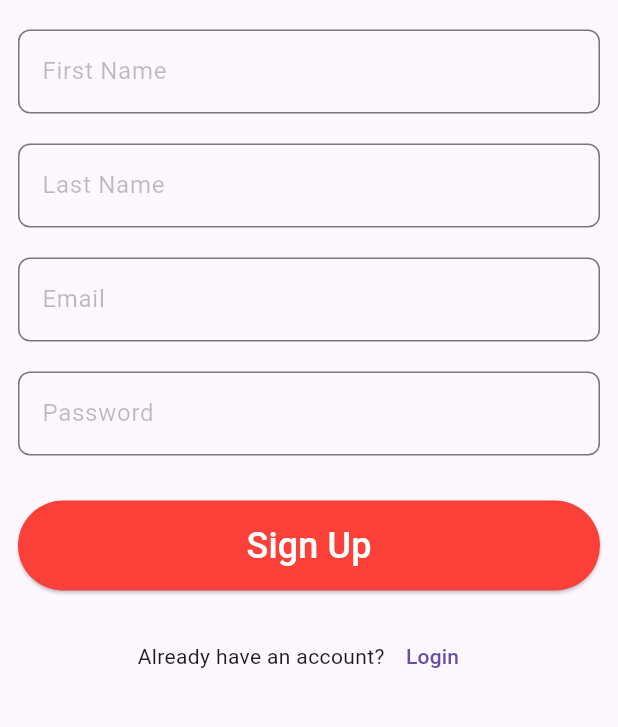
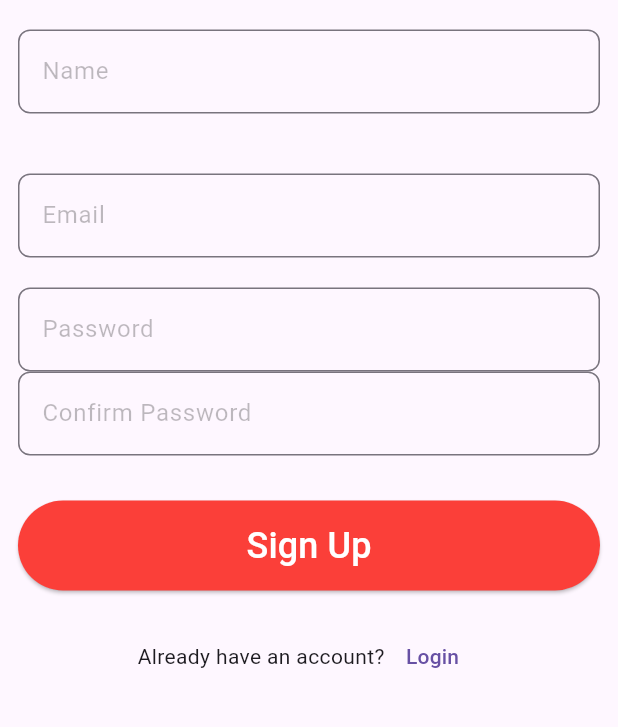
Before and after one commit to kushalkhanal/bidding_bazar, a Flutter app: the SignupView screen opened directly, on a phone screen of 412 x 824 dp, the part 362-1089 px from its top. Run offline on Flutter 3.47's test engine with Material 3 defaults, Android fonts, the phone set to English and light mode, and no system bars; our stand-ins replace dartz, equatable, flutter_bloc, font_awesome_flutter, get_it, hive and 2 more; accounts and stored records are empty.

```diff
--- a/lib/features/auth/presentation/view/signup_view.dart
+++ b/lib/features/auth/presentation/view/signup_view.dart
@@ -1,38 +1,21 @@
- import 'package:flutter/material.dart';
+ import 'package:bidding_bazar/features/auth/presentation/view_model/signup_view_model/signup_event.dart';
+import 'package:bidding_bazar/features/auth/presentation/view_model/signup_view_model/signup_view_model.dart';
+import 'package:flutter/material.dart';
+import 'package:flutter_bloc/flutter_bloc.dart';
 
-class SignupView extends StatefulWidget {
-  const SignupView({super.key});
+class SignupView extends StatelessWidget {
+   SignupView({super.key});
 
-  @override
-  State<SignupView> createState() => _SignupViewState();
-}
 
-class _SignupViewState extends State<SignupView> {
+
   final _formKey = GlobalKey<FormState>();
 
-  final TextEditingController _firstNameController = TextEditingController();
-  final TextEditingController _lastNameController = TextEditingController();
+  final TextEditingController _nameController = TextEditingController();
   final TextEditingController _emailController = TextEditingController();
   final TextEditingController _passwordController = TextEditingController();
+  final TextEditingController _confirmPasswordController = TextEditingController();
 
-  @override
-  void dispose() {
-    _firstNameController.dispose();
-    _lastNameController.dispose();
-    _emailController.dispose();
-    _passwordController.dispose();
-    super.dispose();
-  }
 
-  void _submitForm() {
-    if (_formKey.currentState!.validate()) {
-      // Perform signup logic here
-      print("First Name: ${_firstNameController.text}");
-      print("Last Name: ${_lastNameController.text}");
-      print("Email: ${_emailController.text}");
-      print("Password: ${_passwordController.text}");
-    }
-  }
 
   @override
   Widget build(BuildContext context) {
@@ -50,10 +33,10 @@ class _SignupViewState extends State<SignupView> {
                   child: Column(
                     children: [
                       TextFormField(
-                        controller: _firstNameController,
+                        controller: _nameController,
                         decoration: InputDecoration(
-                          hintText: "Enter your first name",
-                          labelText: "First Name",
+                          hintText: "Enter your name",
+                          labelText: "Name",
                           labelStyle: const TextStyle(color: Colors.black26),
                           border: OutlineInputBorder(
                             borderRadius: BorderRadius.circular(8),
@@ -61,29 +44,13 @@ class _SignupViewState extends State<SignupView> {
                         ),
                         validator: (value) {
                           if (value == null || value.trim().isEmpty) {
-                            return "First name is required";
+                            return "Name is required";
                           }
                           return null;
                         },
                       ),
                       const SizedBox(height: 20),
-                      TextFormField(
-                        controller: _lastNameController,
-                        decoration: InputDecoration(
-                          hintText: "Enter your last name",
-                          labelText: "Last Name",
-                          labelStyle: const TextStyle(color: Colors.black26),
-                          border: OutlineInputBorder(
-                            borderRadius: BorderRadius.circular(8),
-                          ),
-                        ),
-                        validator: (value) {
-                          if (value == null || value.trim().isEmpty) {
-                            return "Last name is required";
-                          }
-                          return null;
-                        },
-                      ),
+
                       const SizedBox(height: 20),
                       TextFormField(
                         controller: _emailController,
@@ -129,12 +96,45 @@ class _SignupViewState extends State<SignupView> {
                           return null;
                         },
                       ),
+
+                      TextFormField(
+                        controller: _confirmPasswordController,
+                        obscureText: true,
+                        obscuringCharacter: "*",
+                        decoration: InputDecoration(
+                          hintText: "Re-enter the password",
+                          labelText: "Confirm Password",
+                          labelStyle: const TextStyle(color: Colors.black26),
+                          border: OutlineInputBorder(
+                            borderRadius: BorderRadius.circular(8),
+                          ),
+                        ),
+                        validator: (value) {
+                    if (value == null || value.isEmpty) {
+                      return 'Confirm Password is required';
+                    } else if (value.length < 6) {
+                      return 'Password must be at least 6 characters';
+                    } else if (_confirmPasswordController.text !=
+                        _passwordController.text) {
+                      return 'Password and confirm password must be same.';
+                    }
+                    return null;
+                  },
+                      ),
+
                       const SizedBox(height: 30),
                       SizedBox(
                         height: 60,
                         width: double.infinity,
                         child: ElevatedButton(
-                          onPressed: _submitForm,
+                          onPressed: (){
+                            context.read<SignupViewModel>().add(RegisterUserEvent(context: context, name: _nameController.text, email: _emailController.text, password: _passwordController.text, confirmPassword: _confirmPasswordController.text, onSuccess: (){
+                              _emailController.clear();
+                              _nameController.clear();
+                              _confirmPasswordController.clear();
+                              _passwordController.clear();
+                            }));
+                          },
                           style: ElevatedButton.styleFrom(
                             backgroundColor: const Color(0xFFFB3F39),
                           ),
```
